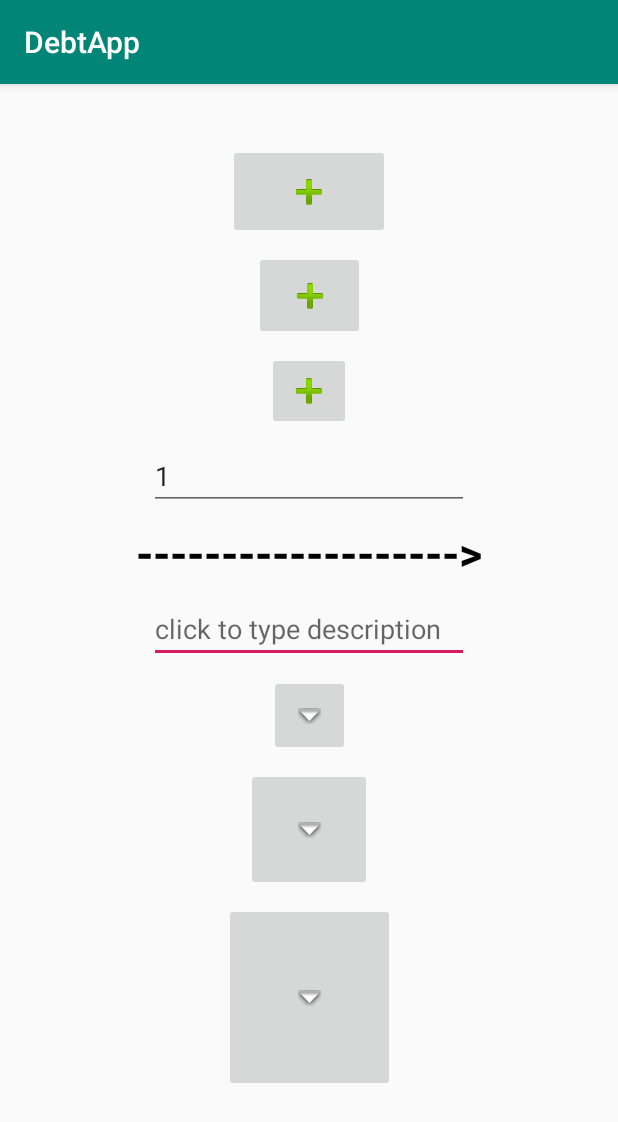
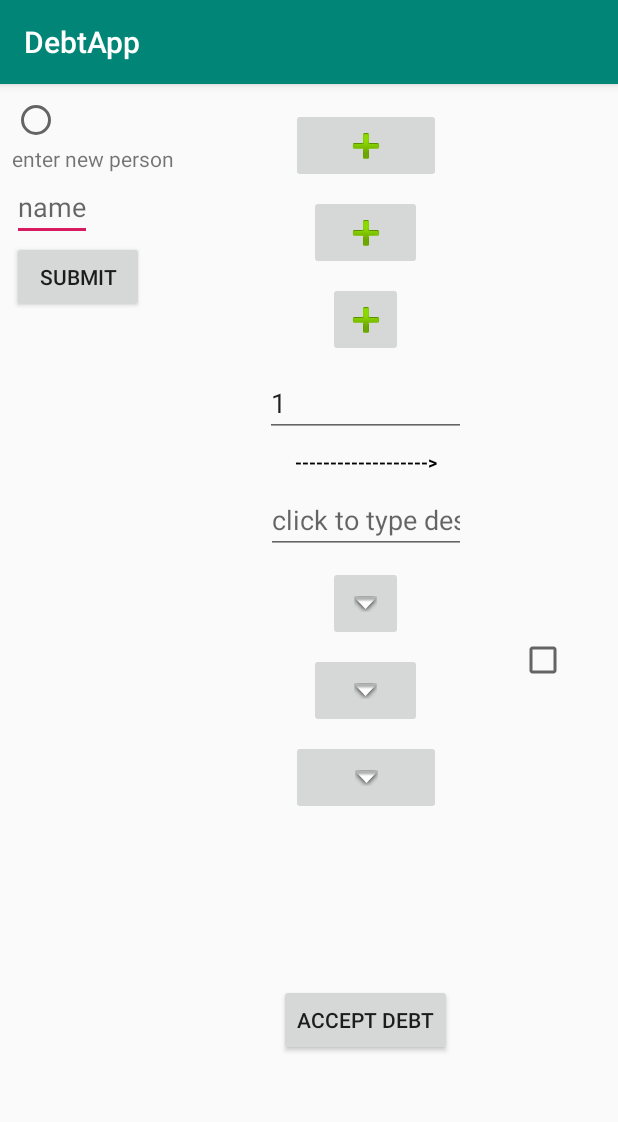
Before and after one commit to kweckolukasz/DebtApp, an Android app: the MainActivity screen opened directly, with no data from a screen before it, after a tap on an icon or button, on a phone screen of 412 x 824 dp. Shown: the top 1122 px of the screen. Run offline under Robolectric (Android 15) with nearby library versions, the phone set to English and light mode, and no system bars; our stand-ins replace data binding; 1 other tap on this screen came first.

Commit message:
v. 0.2 podstawowy, pojedyńczy ekran działa, dodałem mapy i zapis długów

```diff
--- a/app/build.gradle
+++ b/app/build.gradle
@@ -22,6 +22,7 @@ android {
 }
 
 dependencies {
+
     implementation fileTree(dir: 'libs', include: ['*.jar'])
     implementation 'com.android.support:appcompat-v7:28.0.0'
     implementation 'com.android.support:design:28.0.0'
@@ -29,4 +30,5 @@ dependencies {
     testImplementation 'junit:junit:4.12'
     androidTestImplementation 'com.android.support.test:runner:1.0.2'
     androidTestImplementation 'com.android.support.test.espresso:espresso-core:3.0.2'
+    implementation 'com.android.support:recyclerview-v7:28.0.0'
 }
--- a/app/src/main/java/com/example/debtapp/MainActivity.java
+++ b/app/src/main/java/com/example/debtapp/MainActivity.java
@@ -1,25 +1,39 @@
 package com.example.debtapp;
 
+import android.content.Context;
 import android.databinding.DataBindingUtil;
+import android.os.Bundle;
 import android.support.v7.app.AppCompatActivity;
-import android.os.Bundle;
 import android.text.Editable;
 import android.text.TextWatcher;
 import android.view.View;
+import android.widget.CheckBox;
 import android.widget.EditText;
+import android.widget.LinearLayout;
+import android.widget.RadioButton;
+import android.widget.RadioGroup;
 import android.widget.Toast;
 
 import com.example.debtapp.databinding.ActivityMainBinding;
 
+import java.util.ArrayList;
+import java.util.HashMap;
+import java.util.List;
+import java.util.Map;
+
 public class MainActivity extends AppCompatActivity {
 
     ActivityMainBinding binding;
+    Context mContext;
 
     Integer amount = 0;
     Integer amountDiff;
     Integer totalAmount;
-
+    List<String> people;
     EditText debt_amount;
+    RadioGroup rg;
+    LinearLayout ll;
+    Map<String, HashMap> globalMap;
 
     private static final String DEBT_AMOUNT_LESSER_THAN_0 = "cannot enter no-positive value, click change direction button to divert the arrow";
 
@@ -27,7 +41,18 @@ public class MainActivity extends AppCompatActivity {
     protected void onCreate(Bundle savedInstanceState) {
         super.onCreate(savedInstanceState);
         binding = DataBindingUtil.setContentView(this, R.layout.activity_main);
+        mContext = getApplicationContext();
+        people = new ArrayList<>();
+        rg = binding.radioLeft;
+        ll = binding.checkboxes;
+        globalMap = new HashMap<>();
+        keepNoMinusValuesInsideDebtAmountText();
 
+
+    }
+
+
+    private void keepNoMinusValuesInsideDebtAmountText() {
         debt_amount = binding.debtAmount;
         debt_amount.addTextChangedListener(new TextWatcher() {
 
@@ -59,7 +84,7 @@ public class MainActivity extends AppCompatActivity {
     }
 
 
-    public void calculutate(View view) {
+    public void calculate(View view) {
         amount = Integer.valueOf(binding.debtAmount.getText().toString());
         switch (view.getId()) {
             case R.id.add1:
@@ -91,4 +116,66 @@ public class MainActivity extends AppCompatActivity {
         totalAmount = amount + amountDiff;
         binding.debtAmount.setText(String.format("%d", totalAmount));
     }
+
+    public void createNewPerson(View view) {
+        String personInput = binding.newPersonName.getText().toString();
+        boolean isNameNotRepeat = true;
+        if (people != null && people.size() > 0) {
+            for (String checkPerson :
+                    people) {
+                if (checkPerson.equals(personInput)) {
+                    isNameNotRepeat = false;
+                    Toast.makeText(getApplicationContext(), "NAME REPEAT", Toast.LENGTH_LONG).show();
+                }
+            }
+        }
+        if (isNameNotRepeat && people != null) {
+
+            HashMap<String, Integer> individualMap = new HashMap<>();
+            globalMap.put(personInput, individualMap);
+
+            people.add(personInput);
+            RadioButton rb = new RadioButton(this);
+            rb.setText(personInput);
+            rb.setId(personInput.hashCode());
+            rg.addView(rb);
+            CheckBox cb = new CheckBox(this);
+            cb.setText(personInput);
+            cb.setId(personInput.hashCode());
+            ll.addView(cb);
+        }
+
+    }
+
+    public void submitDebt(View view) {
+
+        //wyciągam imię pożyczającego
+        int checkedId = binding.radioLeft.getCheckedRadioButtonId();
+        RadioButton checked = rg.findViewById(checkedId);
+        String debtGiver = checked.getText().toString();
+
+        //wyciągam imiona wierzycieli
+        ArrayList<String> receivers = new ArrayList();
+        LinearLayout checkboxes = binding.checkboxes;
+        for (int i = 0; i < checkboxes.getChildCount(); i++) {
+            View potentialCheckbox = checkboxes.getChildAt(i);
+            if (potentialCheckbox instanceof CheckBox) {
+                CheckBox potentialReceiver = (CheckBox) potentialCheckbox;
+                if (potentialReceiver.isChecked()) {
+                    String receiverName = potentialReceiver.getText().toString();
+                    receivers.add(receiverName);
+                }
+            }
+        }
+
+        amount = Integer.valueOf(binding.debtAmount.getText().toString());
+        HashMap debtGiverMap = globalMap.get(debtGiver);
+        for (String debtReceiver :
+                receivers) {
+            debtGiverMap.put(debtReceiver, amount);
+            globalMap.get(debtReceiver).put(debtGiver,amount*(-1));
+        }
+
+
+    }
 }
--- a/app/src/main/res/layout/activity_main.xml
+++ b/app/src/main/res/layout/activity_main.xml
@@ -19,25 +19,58 @@
             android:layout_marginRight="8dp"
             android:layout_marginBottom="8dp"
             android:orientation="horizontal"
+            android:weightSum="10"
             app:layout_constraintBottom_toBottomOf="parent"
             app:layout_constraintEnd_toEndOf="parent"
             app:layout_constraintStart_toStartOf="parent"
             app:layout_constraintTop_toTopOf="parent">
 
+
             <ScrollView
                 android:layout_width="wrap_content"
-            android:layout_height="match_parent">
+                android:layout_height="match_parent"
+                android:layout_weight="2">
 
                 <LinearLayout
-                android:layout_width="match_parent"
+                    android:layout_width="wrap_content"
                     android:layout_height="wrap_content"
-                android:orientation="vertical" />
+                    android:orientation="vertical">
+
+                    <RadioGroup
+                        android:id="@+id/radio_left"
+                        android:layout_width="wrap_content"
+                        android:layout_height="wrap_content">
+
+                    </RadioGroup>
+
+                    <TextView
+                        android:layout_width="wrap_content"
+                        android:layout_height="wrap_content"
+                        android:text="@string/activity_main_enter_new_person" />
+
+                    <EditText
+                        android:id="@+id/new_person_name"
+                        android:layout_width="wrap_content"
+                        android:layout_height="wrap_content"
+                        android:hint="@string/name"
+                        android:inputType="textPersonName" />
+
+                    <Button
+                        android:layout_width="wrap_content"
+                        android:layout_height="wrap_content"
+                        android:onClick="createNewPerson"
+                        android:text="@string/submit"
+                        tools:layout_editor_absoluteX="49dp"
+                        tools:layout_editor_absoluteY="578dp" />
+
+                </LinearLayout>
             </ScrollView>
 
 
             <android.support.constraint.ConstraintLayout
-            android:layout_width="match_parent"
-            android:layout_height="match_parent">
+                android:layout_width="0dp"
+                android:layout_height="match_parent"
+                android:layout_weight="6">
 
                 <TextView
                     android:id="@+id/arrow"
@@ -50,7 +83,7 @@
                     android:layout_marginRight="8dp"
                     android:text="@string/main_arrow_arrow"
                     android:textColor="@android:color/black"
-                android:textSize="30sp"
+                    android:textSize="12sp"
                     android:textStyle="bold"
                     app:layout_constraintEnd_toEndOf="parent"
                     app:layout_constraintStart_toStartOf="parent"
@@ -58,7 +91,7 @@
 
                 <EditText
                     android:id="@+id/debt_desc"
-                android:layout_width="wrap_content"
+                    android:layout_width="133dp"
                     android:layout_height="wrap_content"
                     android:layout_marginStart="8dp"
                     android:layout_marginLeft="8dp"
@@ -74,7 +107,7 @@
 
                 <EditText
                     android:id="@+id/debt_amount"
-                android:layout_width="wrap_content"
+                    android:layout_width="134dp"
                     android:layout_height="wrap_content"
                     android:layout_marginStart="8dp"
                     android:layout_marginLeft="8dp"
@@ -91,29 +124,29 @@
 
                 <ImageButton
                     android:id="@+id/add1"
-                android:layout_width="wrap_content"
-                android:layout_height="wrap_content"
+                    android:layout_width="50dp"
+                    android:layout_height="50dp"
                     android:layout_marginStart="8dp"
                     android:layout_marginLeft="8dp"
                     android:layout_marginTop="8dp"
                     android:layout_marginEnd="8dp"
                     android:layout_marginRight="8dp"
+                    android:onClick="calculate"
                     app:layout_constraintEnd_toEndOf="parent"
                     app:layout_constraintStart_toStartOf="parent"
                     app:layout_constraintTop_toBottomOf="@+id/add10"
-                app:srcCompat="@android:drawable/ic_input_add"
-                android:onClick="calculutate"/>
+                    app:srcCompat="@android:drawable/ic_input_add" />
 
                 <ImageButton
                     android:id="@+id/add10"
-                android:layout_width="74dp"
-                android:layout_height="59dp"
+                    android:layout_width="75dp"
+                    android:layout_height="50dp"
                     android:layout_marginStart="8dp"
                     android:layout_marginLeft="8dp"
                     android:layout_marginTop="8dp"
                     android:layout_marginEnd="8dp"
                     android:layout_marginRight="8dp"
-                android:onClick="calculutate"
+                    android:onClick="calculate"
                     app:layout_constraintEnd_toEndOf="parent"
                     app:layout_constraintStart_toStartOf="parent"
                     app:layout_constraintTop_toBottomOf="@+id/add100"
@@ -121,29 +154,30 @@
 
                 <ImageButton
                     android:id="@+id/add100"
-                android:layout_width="108dp"
-                android:layout_height="63dp"
+                    android:layout_width="100dp"
+                    android:layout_height="50dp"
                     android:layout_marginStart="8dp"
                     android:layout_marginLeft="8dp"
-                android:layout_marginTop="32dp"
+                    android:layout_marginTop="8dp"
                     android:layout_marginEnd="8dp"
                     android:layout_marginRight="8dp"
-                android:onClick="calculutate"
+                    android:onClick="calculate"
                     app:layout_constraintEnd_toEndOf="parent"
                     app:layout_constraintStart_toStartOf="parent"
                     app:layout_constraintTop_toTopOf="parent"
                     app:srcCompat="@android:drawable/ic_input_add" />
 
+
                 <ImageButton
                     android:id="@+id/substract1"
-                android:layout_width="54dp"
-                android:layout_height="54dp"
+                    android:layout_width="50dp"
+                    android:layout_height="50dp"
                     android:layout_marginStart="8dp"
                     android:layout_marginLeft="8dp"
                     android:layout_marginTop="8dp"
                     android:layout_marginEnd="8dp"
                     android:layout_marginRight="8dp"
-                android:onClick="calculutate"
+                    android:onClick="calculate"
                     app:layout_constraintEnd_toEndOf="parent"
                     app:layout_constraintStart_toStartOf="parent"
                     app:layout_constraintTop_toBottomOf="@+id/debt_desc"
@@ -151,14 +185,14 @@
 
                 <ImageButton
                     android:id="@+id/substract10"
-                android:layout_width="84dp"
-                android:layout_height="82dp"
+                    android:layout_width="75dp"
+                    android:layout_height="50dp"
                     android:layout_marginStart="8dp"
                     android:layout_marginLeft="8dp"
                     android:layout_marginTop="8dp"
                     android:layout_marginEnd="8dp"
                     android:layout_marginRight="8dp"
-                android:onClick="calculutate"
+                    android:onClick="calculate"
                     app:layout_constraintEnd_toEndOf="parent"
                     app:layout_constraintStart_toStartOf="parent"
                     app:layout_constraintTop_toBottomOf="@+id/substract1"
@@ -166,30 +200,46 @@
 
                 <ImageButton
                     android:id="@+id/substract100"
-                android:layout_width="114dp"
-                android:layout_height="126dp"
+                    android:layout_width="100dp"
+                    android:layout_height="50dp"
                     android:layout_marginStart="8dp"
                     android:layout_marginLeft="8dp"
                     android:layout_marginTop="8dp"
                     android:layout_marginEnd="8dp"
                     android:layout_marginRight="8dp"
-                android:onClick="calculutate"
+                    android:onClick="calculate"
                     app:layout_constraintEnd_toEndOf="parent"
                     app:layout_constraintStart_toStartOf="parent"
                     app:layout_constraintTop_toBottomOf="@+id/substract10"
                     app:srcCompat="@android:drawable/arrow_down_float" />
 
+                <Button
+                    android:layout_width="wrap_content"
+                    android:layout_height="wrap_content"
+                    android:onClick="submitDebt"
+                    android:text="@string/accept_debt"
+                    app:layout_constraintBottom_toBottomOf="parent"
+                    app:layout_constraintEnd_toEndOf="parent"
+                    app:layout_constraintStart_toStartOf="parent"
+                    app:layout_constraintTop_toBottomOf="@id/substract100" />
             </android.support.constraint.ConstraintLayout>
 
             <ScrollView
                 android:layout_width="wrap_content"
-            android:layout_height="match_parent">
+                android:layout_height="match_parent"
+                android:layout_weight="2">
 
                 <LinearLayout
-                android:layout_width="match_parent"
+                    android:id="@+id/checkboxes"
+                    android:layout_width="wrap_content"
                     android:layout_height="wrap_content"
-                android:orientation="vertical" />
+                    android:layout_gravity="center"
+                    android:orientation="vertical">
+
+                </LinearLayout>
             </ScrollView>
+
+
         </LinearLayout>
 
     </android.support.constraint.ConstraintLayout>
--- a/app/src/main/res/values/strings.xml
+++ b/app/src/main/res/values/strings.xml
@@ -16,4 +16,9 @@
     <string name="main_debt_amount_hint">click to type amount</string>
     <string name="main_debt_desc_hint">click to type description</string>
     <string name="main_arrow_arrow"><![CDATA[------------------->]]></string>
+    <string name="activity_main_enter_new_person">enter new person</string>
+    <string name="name">name</string>
+    <string name="submit">submit</string>
+    <string name="accept_debt">accept debt</string>
+
 </resources>
```
Lines whose indentation alone changed are shown as unchanged.
